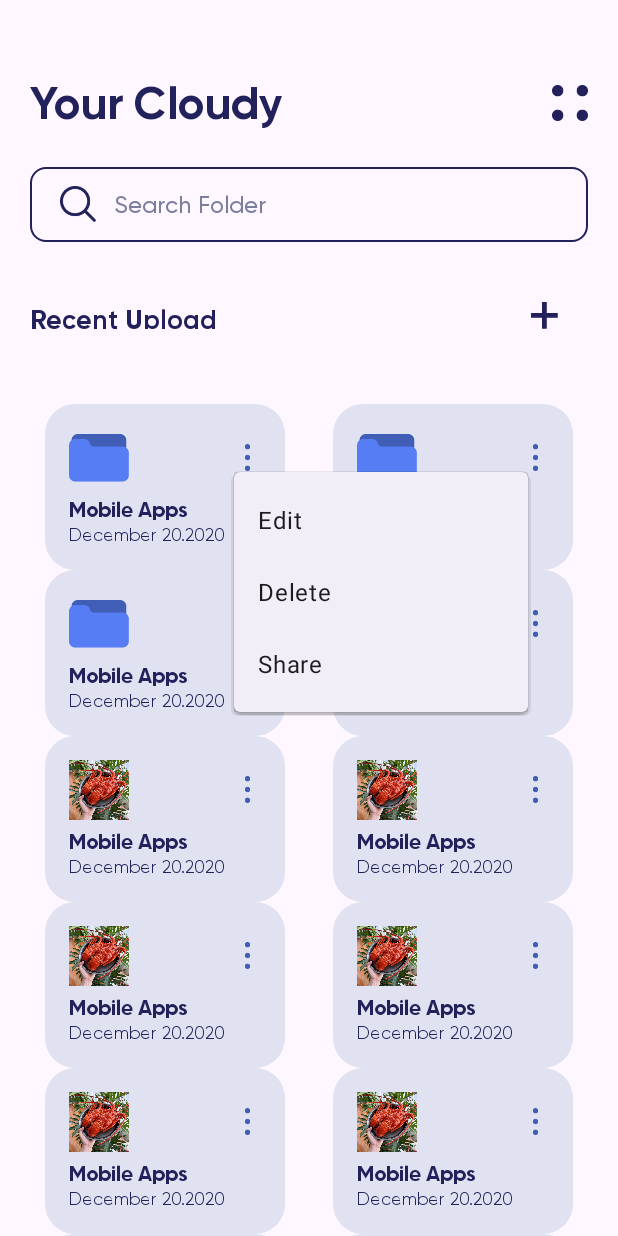
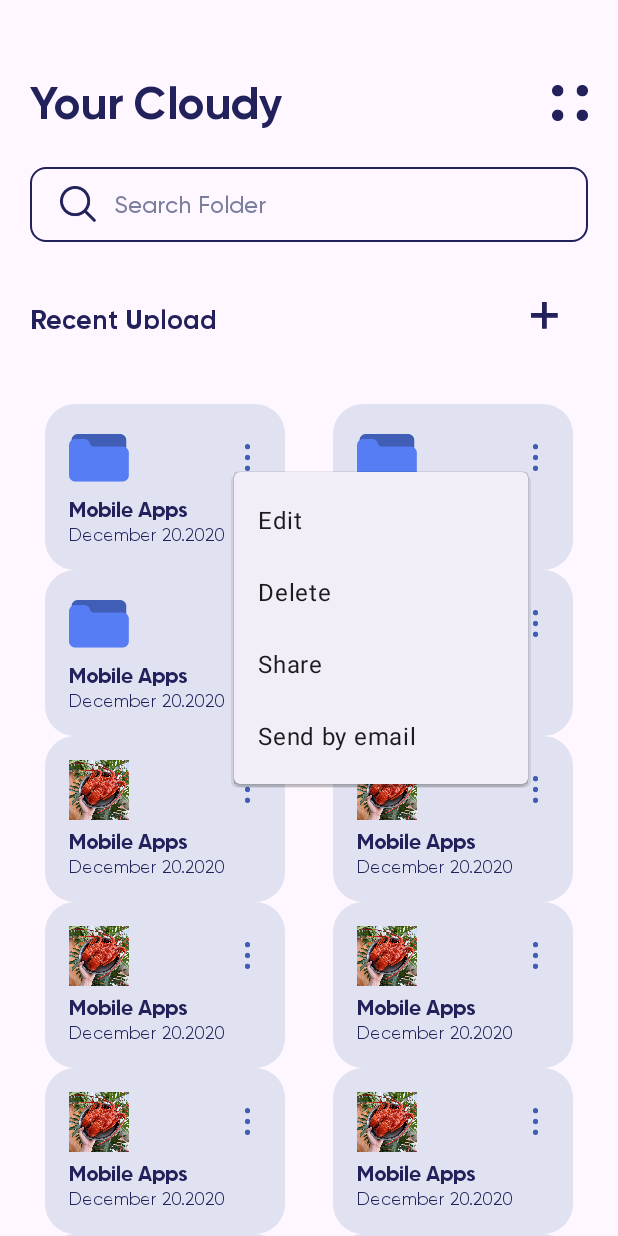
Before and after one commit to iamkhanhh/Cloudy-FE, an Android app: the HomePage screen opened directly, with no data from a screen before it, after a tap on an icon or button, on a phone screen of 412 x 824 dp. Run offline under Robolectric (Android 15) with nearby library versions, the phone set to English and light mode, and no system bars; our stand-ins replace CircleImageView, FlexboxLayout; pictures from the network do not load.

Commit message:
fix/feat: add share by email tooltip

```diff
--- a/app/src/main/java/com/example/cloudstorage/HomePage.java
+++ b/app/src/main/java/com/example/cloudstorage/HomePage.java
@@ -147,6 +147,11 @@ public class HomePage extends AppCompatActivity {
                             Toast.makeText(HomePage.this, "Delete clicked", Toast.LENGTH_SHORT).show();
                             return true;
                         } else if (itemId == R.id.menu_share) {
+                            // --- GỌI DIALOG TẠI ĐÂY ---
+                            Toast.makeText(HomePage.this, "Share clicked", Toast.LENGTH_SHORT).show();
+                            return true;
+                        }
+                        else if (itemId == R.id.menu_email_share) {
                             // --- GỌI DIALOG TẠI ĐÂY ---
                             showSendEmailDialog();
                             return true;
--- a/app/src/main/res/menu/folder_option_menu.xml
+++ b/app/src/main/res/menu/folder_option_menu.xml
@@ -9,4 +9,7 @@
     <item
         android:id="@+id/menu_share"
         android:title="Share" />
+    <item
+        android:id="@+id/menu_email_share"
+        android:title="Send by email" />
 </menu>
```
